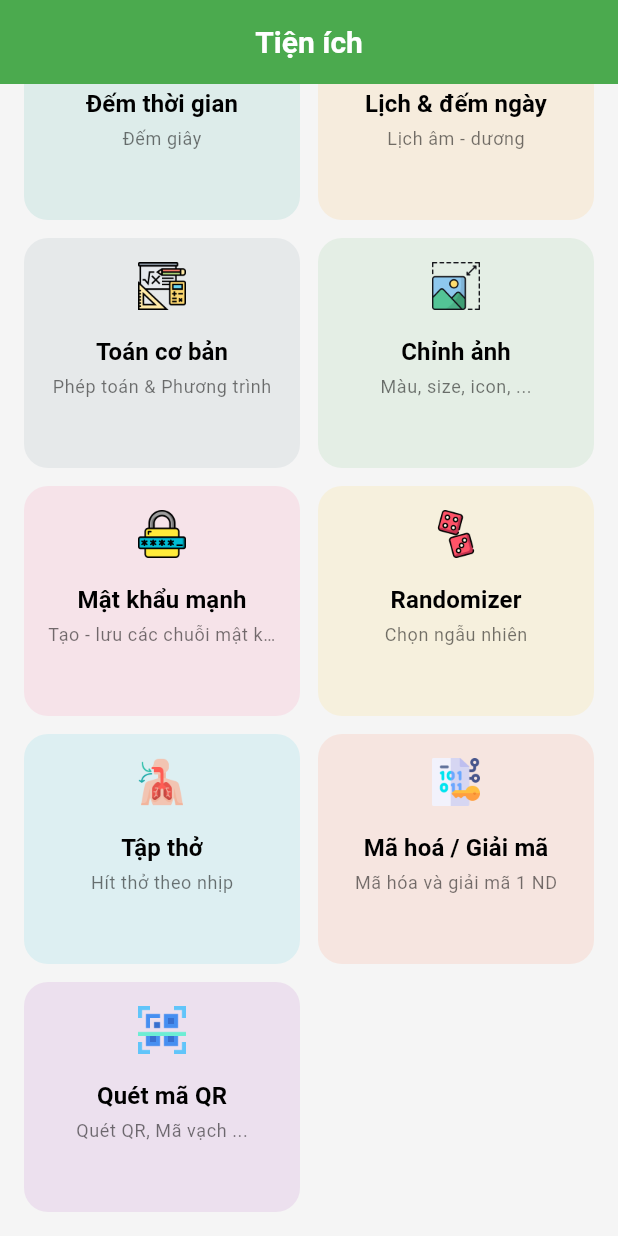
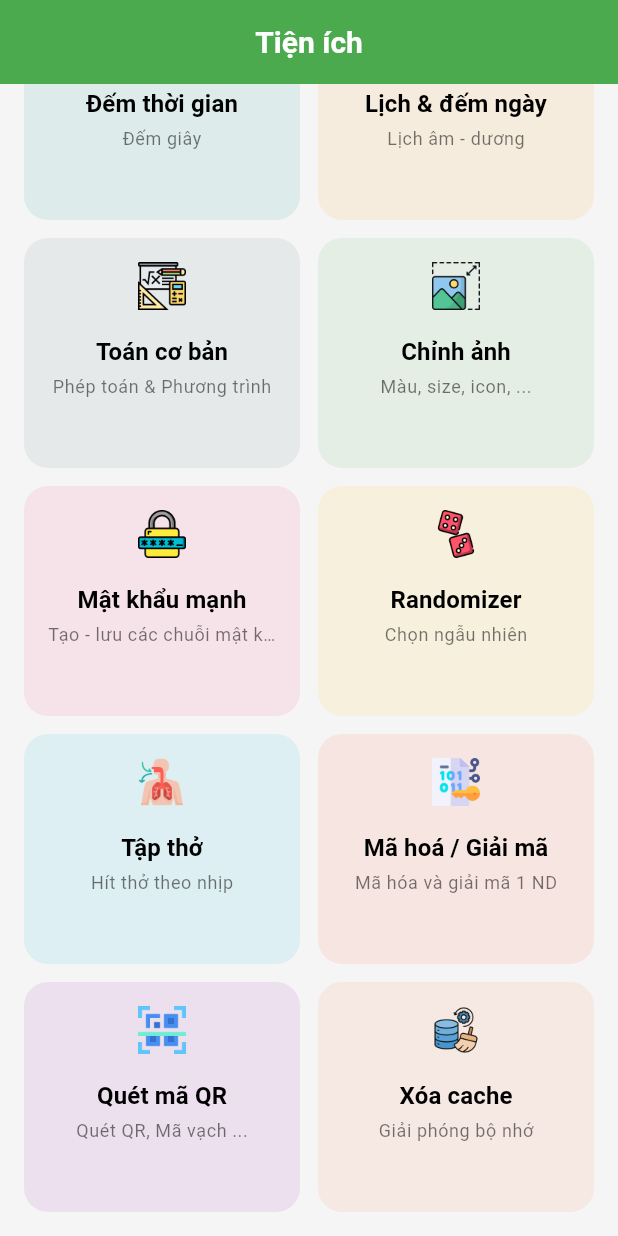
Before and after one commit to LeTienIT/flutter_AllInOne, a Flutter app: the screen it shows after launch, scrolled down 244 dp, on a phone screen of 412 x 824 dp. Run offline on Flutter 3.47's test engine with Material 3 defaults, Android fonts, the phone set to English and light mode, and no system bars; our stand-ins replace dio, dropdown_search, fl_chart, flutter_cache_manager, flutter_riverpod, flutter_speed_dial and 3 more; missing offline and left inert: flutter_simple_calculator, full_calender, image_gallery_saver_plus, lunar_calendar_plus, pro_image_editor; Roboto replaces fonts that are missing (DFVN).

Commit message:
Thêm tính năng xóa dữ liệu tạm thời - cache của ứng dụng

```diff
--- a/lib/core/app_router.dart
+++ b/lib/core/app_router.dart
@@ -8,6 +8,7 @@ import 'package:all_in_one_tool/features/time/time_screen.dart';
 import 'package:all_in_one_tool/features/unit/unit_screen.dart';
 import 'package:all_in_one_tool/home/home_screen.dart';
 import 'package:flutter/material.dart';
+import '../features/cache/cache_screen.dart';
 import '../features/currency/currency_screen.dart';
 import '../features/password/pass_word_screen.dart';
 
@@ -24,6 +25,7 @@ class AppRouter{
   static const image = '/image';
   static const video = '/video';
   static const password = '/password';
+  static const cache = '/delete-cache';
 
   static MaterialPageRoute onGenerateRouter(RouteSettings setting){
     switch(setting.name){
@@ -49,7 +51,8 @@ class AppRouter{
         return MaterialPageRoute(builder: (_) => const ImageScreen());
       case password:
         return MaterialPageRoute(builder: (_) => const StrongPasswordScreen());
-
+      case cache:
+        return MaterialPageRoute(builder: (_) => CacheCleanerScreen());
       default:
         return MaterialPageRoute(
           builder: (_) => Scaffold(
--- a/lib/home/app_feature.dart
+++ b/lib/home/app_feature.dart
@@ -13,6 +13,7 @@ enum AppFeatureType {
   breathing, // THỞ NHIPJ ĐIỆU
   encryption, // MÃ HÓA - GIẢI MÃ
   qrScanner, // SCAN - QUÉT ĐỌC
+  deleteCache,
 }
 
 class AppFeature {
--- a/lib/home/home_controller.dart
+++ b/lib/home/home_controller.dart
@@ -112,5 +112,14 @@ final featureListProvider = StateProvider<List<AppFeature>>((ref) {
       color: Colors.purple,
       descr: 'Quét QR, Mã vạch ...',
     ),
+    AppFeature(
+      type: AppFeatureType.deleteCache,
+      title: 'Xóa cache',
+      iconPath: 'assets/cleaning.png',
+      route: '/delete-cache',
+      order: 13,
+      color: Colors.deepOrangeAccent,
+      descr: 'Giải phóng bộ nhớ',
+    ),
   ]..sort((a, b) => a.order.compareTo(b.order));
 });
--- a/pubspec.yaml
+++ b/pubspec.yaml
@@ -46,6 +46,7 @@ dependencies:
   http: ^1.1.0
   flutter_simple_calculator: ^2.2.3
   fl_chart: ^1.0.0
+  flutter_cache_manager: ^3.4.1
 
 dev_dependencies:
   flutter_test:
```
Also changed, not shown: lib/app/tool.dart (+29 -0 lines), lib/features/cache/cache_screen.dart (added, +52 -0 lines), assets/cleaning.png (added), pubspec.lock.
